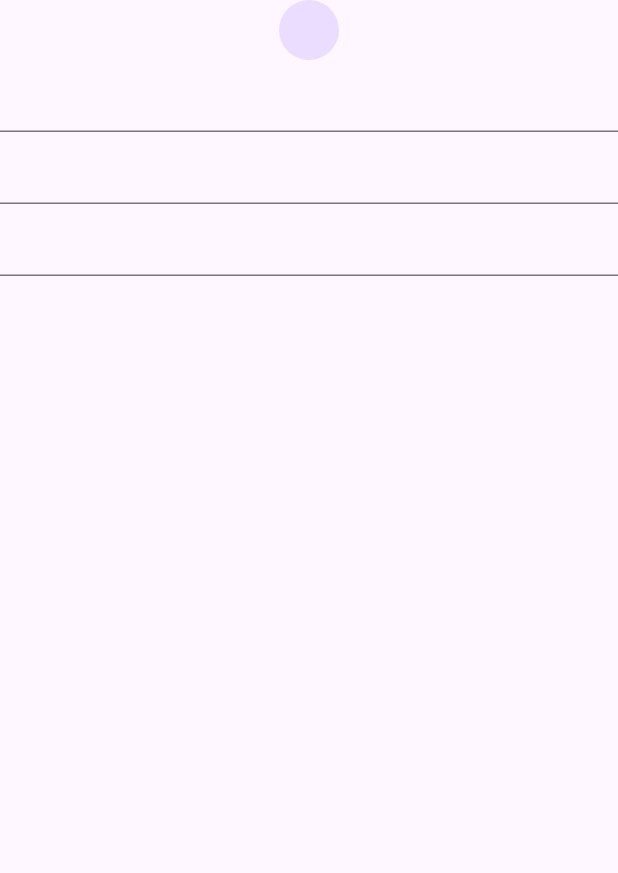
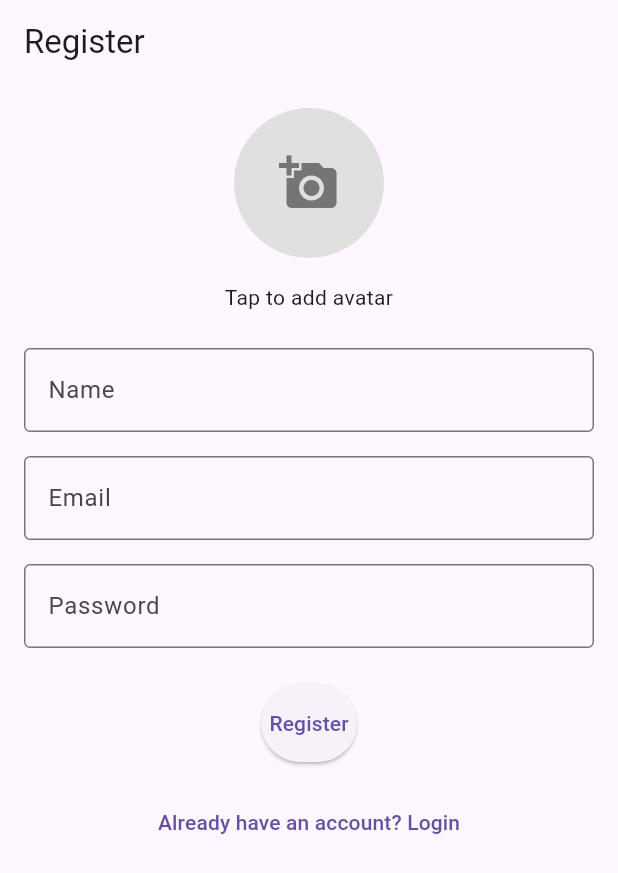
Before and after one commit to fang69x/taskManager, a Flutter app: the screen it shows after launch, on a phone screen of 412 x 824 dp. Shown: the top 873 px of the screen. Run offline on Flutter 3.47's test engine with Material 3 defaults, Android fonts, the phone set to English and light mode, and no system bars; our stand-ins replace flutter_secure_storage, image_picker.

Commit message:
signup page created

```diff
--- a/frontEnd/taskmanager/lib/screens/signUp.dart
+++ b/frontEnd/taskmanager/lib/screens/signUp.dart
@@ -1,21 +1,180 @@
+import 'dart:io';
 import 'package:flutter/material.dart';
+import 'package:image_picker/image_picker.dart';
+import 'package:taskmanager/service/api_service.dart';
 
-class SignUpPage extends StatelessWidget {
-  final emailController = TextEditingController();
-  final passwordController = TextEditingController();
-  final nameController = TextEditingController();
+class SignUpPage extends StatefulWidget {
   SignUpPage({super.key});
+
+  @override
+  State<SignUpPage> createState() => _SignUpPageState();
+}
+
+class _SignUpPageState extends State<SignUpPage> {
+  final _formKey = GlobalKey<FormState>();
+  final ApiService _apiService = ApiService();
+  String _name = '';
+  String _email = '';
+  String _password = '';
+  File? _avatarImage;
+  bool _isLoading = false;
+  String _errorMessage = '';
+
+  Future<void> _pickImage() async {
+    final picker = ImagePicker();
+    final pickedImage = await picker.pickImage(source: ImageSource.gallery);
+
+    if (pickedImage != null) {
+      setState(() {
+        _avatarImage = File(pickedImage.path);
+      });
+    }
+  }
+
+  Future<void> _register() async {
+    if (_formKey.currentState!.validate()) {
+      setState(() {
+        _isLoading = true;
+        _errorMessage = '';
+      });
+
+      try {
+        final result = await _apiService.registerUser(
+          name: _name,
+          email: _email,
+          password: _password,
+          avatarImage: _avatarImage,
+        );
+        if (result.containsKey('error')) {
+          setState(() {
+            _errorMessage = result['error'] ?? 'Registration failed';
+          });
+        } else {
+          Navigator.pushReplacementNamed(context, '/tasks');
+        }
+      } catch (e) {
+        setState(() {
+          _errorMessage = e.toString();
+        });
+      } finally {
+        setState(() {
+          _isLoading = false;
+        });
+      }
+    }
+  }
+
   @override
   Widget build(BuildContext context) {
     return Scaffold(
-      body: Column(
-        mainAxisAlignment: MainAxisAlignment.start,
-        children: [
-          CircleAvatar(),
-          TextFormField(controller: emailController),
-          TextFormField(controller: passwordController),
-          TextFormField(controller: nameController)
-        ],
+      appBar: AppBar(title: Text('Register')),
+      body: SingleChildScrollView(
+        padding: EdgeInsets.all(16.0),
+        child: Form(
+          key: _formKey,
+          child: Form(
+            child: Column(
+              children: [
+                Center(
+                  child: GestureDetector(
+                    onTap: _pickImage,
+                    child: CircleAvatar(
+                      radius: 50,
+                      backgroundColor: Colors.grey[300],
+                      backgroundImage: _avatarImage != null
+                          ? FileImage(_avatarImage!)
+                          : null,
+                      child: _avatarImage == null
+                          ? Icon(Icons.add_a_photo,
+                              size: 40, color: Colors.grey[600])
+                          : null,
+                    ),
+                  ),
+                ),
+                SizedBox(
+                  height: 16,
+                ),
+                Text('Tap to add avatar', textAlign: TextAlign.center),
+                SizedBox(height: 24),
+                TextFormField(
+                  decoration: InputDecoration(
+                    labelText: 'Name',
+                    border: OutlineInputBorder(),
+                  ),
+                  validator: (value) {
+                    if (value == null || value.isEmpty) {
+                      return 'Please enter your name';
+                    }
+                    return null;
+                  },
+                  onChanged: (value) => _name = value,
+                ),
+                SizedBox(height: 16),
+                TextFormField(
+                  decoration: InputDecoration(
+                    labelText: 'Email',
+                    border: OutlineInputBorder(),
+                  ),
+                  keyboardType: TextInputType.emailAddress,
+                  validator: (value) {
+                    if (value == null || value.isEmpty) {
+                      return 'Please enter your email';
+                    }
+                    if (!value.contains('@')) {
+                      return 'Please enter a valid email';
+                    }
+                    return null;
+                  },
+                  onChanged: (value) => _email = value,
+                ),
+                SizedBox(height: 16),
+                TextFormField(
+                  decoration: InputDecoration(
+                    labelText: 'Password',
+                    border: OutlineInputBorder(),
+                  ),
+                  obscureText: true,
+                  validator: (value) {
+                    if (value == null || value.isEmpty) {
+                      return 'Please enter your password';
+                    }
+                    if (value.length < 6) {
+                      return 'Password must be at least 6 characters';
+                    }
+                    return null;
+                  },
+                  onChanged: (value) => _password = value,
+                ),
+                SizedBox(height: 24),
+                if (_errorMessage.isNotEmpty)
+                  Padding(
+                    padding: EdgeInsets.only(bottom: 16),
+                    child: Text(
+                      _errorMessage,
+                      style: TextStyle(color: Colors.red),
+                      textAlign: TextAlign.center,
+                    ),
+                  ),
+                ElevatedButton(
+                  onPressed: _isLoading ? null : _register,
+                  style: ElevatedButton.styleFrom(
+                    padding: EdgeInsets.symmetric(vertical: 16),
+                  ),
+                  child: _isLoading
+                      ? CircularProgressIndicator(color: Colors.white)
+                      : Text('Register'),
+                ),
+                SizedBox(height: 16),
+                TextButton(
+                  onPressed: () {
+                    Navigator.pushReplacementNamed(context, '/login');
+                  },
+                  child: Text('Already have an account? Login'),
+                ),
+              ],
+            ),
+          ),
+        ),
       ),
     );
   }
--- a/frontEnd/taskmanager/pubspec.yaml
+++ b/frontEnd/taskmanager/pubspec.yaml
@@ -36,6 +36,7 @@ dependencies:
   cupertino_icons: ^1.0.8
   flutter_secure_storage: ^9.2.4
   http: ^1.3.0
+  image_picker: ^1.1.2
 
 dev_dependencies:
   flutter_test:
```
Also changed, not shown: frontEnd/taskmanager/pubspec.lock, 5 other files.
